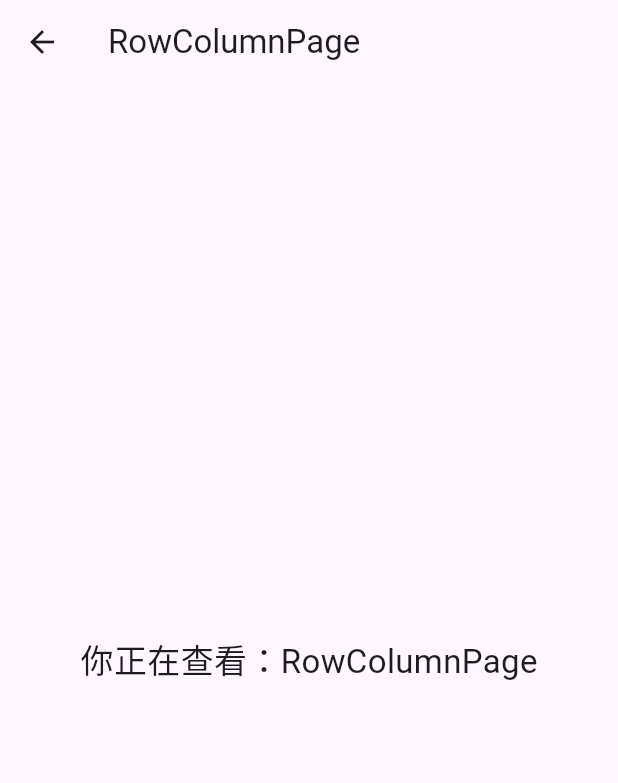
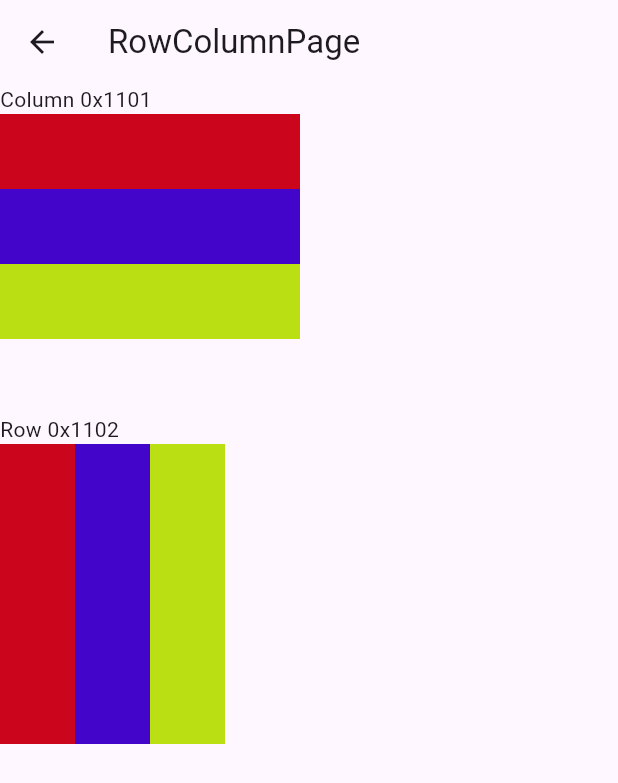
Before and after one commit to zhangyuChen1991/FlutterSample, a Flutter app: the RowColumnPage screen opened directly, on a phone screen of 412 x 824 dp. Shown: the top 783 px of the screen. Run offline on Flutter 3.47's test engine with Material 3 defaults, Android fonts, the phone set to English and light mode, and no system bars.

Commit message:
Colum Row Sample

```diff
--- a/lib/row_column_demo.dart
+++ b/lib/row_column_demo.dart
@@ -1,18 +1,57 @@
 import 'package:flutter/material.dart';
 
 class RowColumnPage extends StatelessWidget {
-
   @override
   Widget build(BuildContext context) {
     return Scaffold(
-      appBar: AppBar(
-        title: Text("RowColumnPage"),
-      ),
-      body: Center(
-        child: Text(
-          "你正在查看：RowColumnPage",
-          style: TextStyle(fontSize: 22),
-        ),
+      appBar: AppBar(title: Text("RowColumnPage")),
+      body: Column(
+        crossAxisAlignment: CrossAxisAlignment.start,
+        children: [
+          Text("Column 0x1101"),
+          Column(
+            children: [
+              Container(
+                width: 200,
+                height: 50,
+                color: Color.fromARGB(255, 202, 5, 28),
+              ),
+              Container(
+                width: 200,
+                height: 50,
+                color: Color.fromARGB(255, 67, 5, 202),
+              ),
+              Container(
+                width: 200,
+                height: 50,
+                color: Color.fromARGB(255, 186, 223, 19),
+              ),
+            ],
+          ),
+
+          SizedBox(height:50),
+
+          Text("Row 0x1102"),
+          Row(
+            children: [
+              Container(
+                width: 50,
+                height: 200,
+                color: Color.fromARGB(255, 202, 5, 28),
+              ),
+              Container(
+                width: 50,
+                height: 200,
+                color: Color.fromARGB(255, 67, 5, 202),
+              ),
+              Container(
+                width: 50,
+                height: 200,
+                color: Color.fromARGB(255, 186, 223, 19),
+              ),
+            ],
+          ),
+        ],
       ),
     );
   }
```
